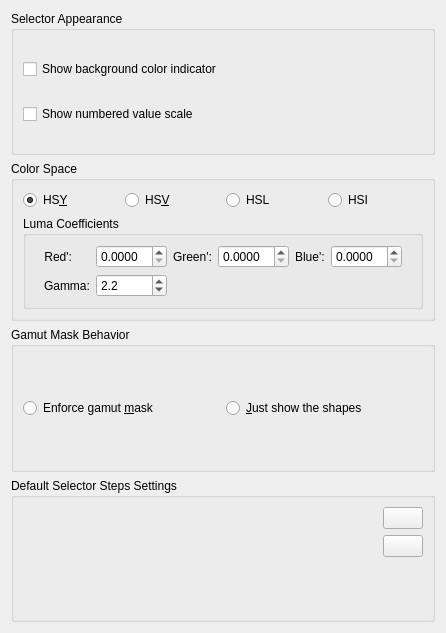
First picture: the form in plugins/dockers/artisticcolorselector/forms/wdgARCSSettings.ui, repository KDE/krita, before the edit.
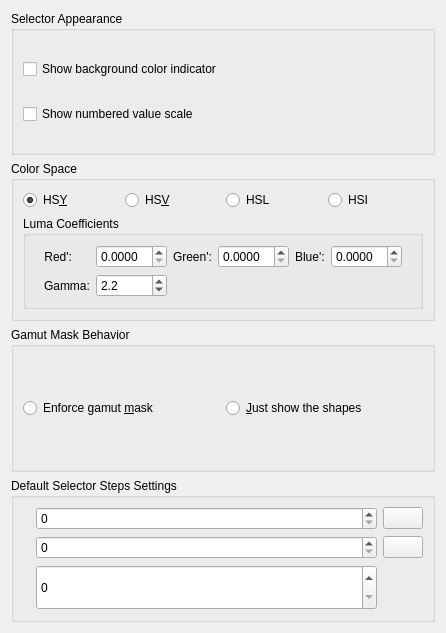
Second picture: the form after the edit. Custom widgets are drawn as their Qt base class.

Commit message:
ui: Fix Designer not rendering KisSliderSpinBox as QSpinBox
Part-of: <https://invent.kde.org/graphics/krita/-/merge_requests/1742>

What changed in the file:
```diff
--- a/plugins/dockers/artisticcolorselector/forms/wdgARCSSettings.ui
+++ b/plugins/dockers/artisticcolorselector/forms/wdgARCSSettings.ui
@@ -389,7 +389,7 @@
  <customwidgets>
   <customwidget>
    <class>KisSliderSpinBox</class>
-   <extends>QWidget</extends>
+   <extends>QSpinBox</extends>
    <header location="global">kis_slider_spin_box.h</header>
    <container>1</container>
   </customwidget>
```
The commit also changes 45 other files.
